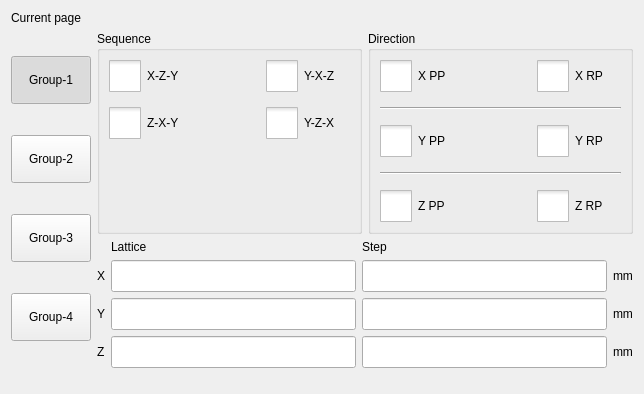
First picture: the form in hcsettings/ichcstackedsettingsframe.ui, repository GaussCheng/2-5AxisPunch, before the edit.
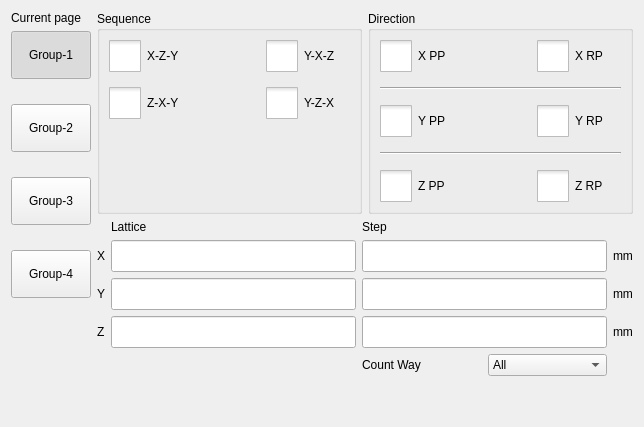
Second picture: the form after the edit. Icons and pictures are not drawn. Custom widgets are drawn as their Qt base class.

```diff
--- a/hcsettings/ichcstackedsettingsframe.ui
+++ b/hcsettings/ichcstackedsettingsframe.ui
@@ -7,7 +7,7 @@
     <x>0</x>
     <y>0</y>
     <width>644</width>
-    <height>394</height>
+    <height>427</height>
    </rect>
   </property>
   <property name="windowTitle">
@@ -19,16 +19,21 @@
   <property name="frameShadow">
    <enum>QFrame::Plain</enum>
   </property>
-  <layout class="QGridLayout" name="gridLayout_2">
-   <item row="0" column="0">
+  <layout class="QHBoxLayout" name="horizontalLayout_3">
+   <item>
+    <layout class="QVBoxLayout" name="verticalLayout_3">
+     <item>
     <widget class="QLabel" name="currentPageLabel">
      <property name="text">
       <string>Current page</string>
      </property>
     </widget>
    </item>
-   <item row="1" column="0" rowspan="2">
+     <item>
     <layout class="QVBoxLayout" name="verticalLayout">
+       <property name="spacing">
+        <number>25</number>
+       </property>
      <item>
       <widget class="QPushButton" name="page0ToolButton">
        <property name="sizePolicy">
@@ -156,9 +161,26 @@
        </attribute>
       </widget>
      </item>
-    </layout>
-   </item>
-   <item row="1" column="1">
+       <item>
+        <spacer name="verticalSpacer">
+         <property name="orientation">
+          <enum>Qt::Vertical</enum>
+         </property>
+         <property name="sizeHint" stdset="0">
+          <size>
+           <width>20</width>
+           <height>40</height>
+          </size>
+         </property>
+        </spacer>
+       </item>
+      </layout>
+     </item>
+    </layout>
+   </item>
+   <item>
+    <layout class="QVBoxLayout" name="verticalLayout_2">
+     <item>
     <layout class="QHBoxLayout" name="horizontalLayout">
      <item>
       <widget class="QGroupBox" name="groupBox">
@@ -553,7 +575,7 @@
      </item>
     </layout>
    </item>
-   <item row="2" column="1">
+     <item>
     <layout class="QGridLayout" name="gridLayout">
      <item row="0" column="1">
       <widget class="QLabel" name="label_2">
@@ -671,10 +693,55 @@
        </property>
       </widget>
      </item>
-    </layout>
-   </item>
-   <item row="3" column="0">
-    <spacer name="verticalSpacer">
+       <item row="4" column="2">
+        <layout class="QHBoxLayout" name="horizontalLayout_2">
+         <item>
+          <widget class="QLabel" name="label_9">
+           <property name="text">
+            <string>Count Way</string>
+           </property>
+          </widget>
+         </item>
+         <item>
+          <widget class="QComboBox" name="countWayBox">
+           <item>
+            <property name="text">
+             <string>All</string>
+            </property>
+           </item>
+           <item>
+            <property name="text">
+             <string>Good</string>
+            </property>
+           </item>
+           <item>
+            <property name="text">
+             <string>Stack-1</string>
+            </property>
+           </item>
+           <item>
+            <property name="text">
+             <string>Stack-2</string>
+            </property>
+           </item>
+           <item>
+            <property name="text">
+             <string>Stack-3</string>
+            </property>
+           </item>
+           <item>
+            <property name="text">
+             <string>Stack-4</string>
+            </property>
+           </item>
+          </widget>
+         </item>
+        </layout>
+       </item>
+      </layout>
+     </item>
+     <item>
+      <spacer name="verticalSpacer_2">
      <property name="orientation">
       <enum>Qt::Vertical</enum>
      </property>
@@ -685,6 +752,8 @@
       </size>
      </property>
     </spacer>
+     </item>
+    </layout>
    </item>
   </layout>
  </widget>
```
Left out of the diff: 20 changed lines with no effect on the pictures. Lines whose indentation alone changed are shown as unchanged.
